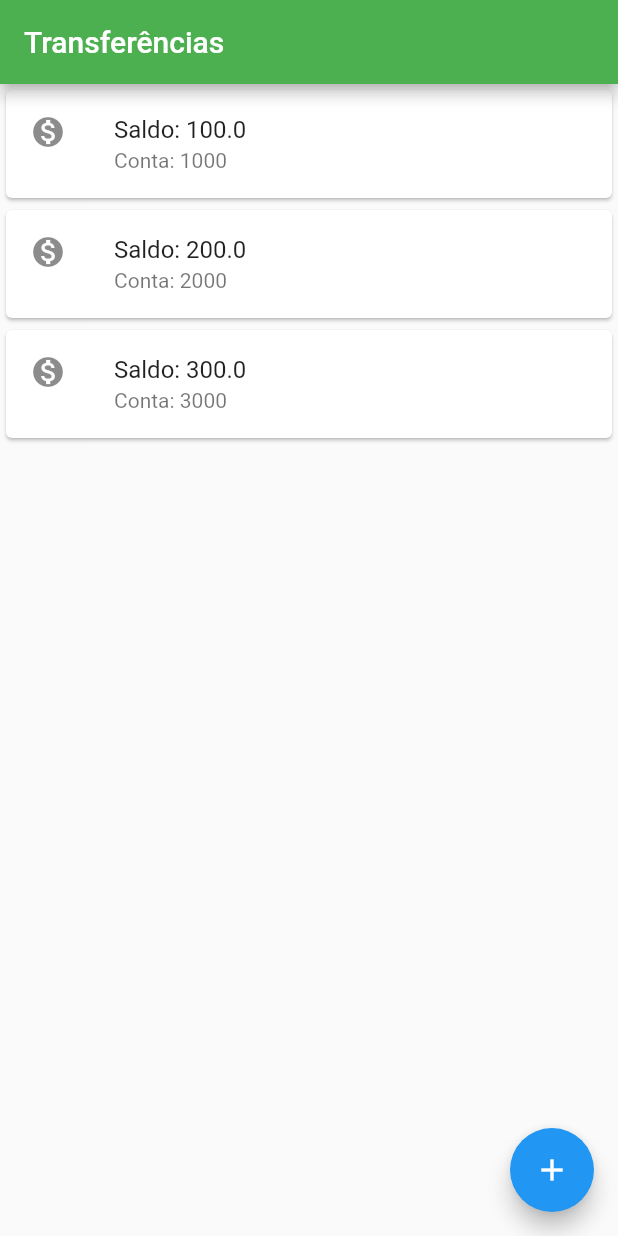
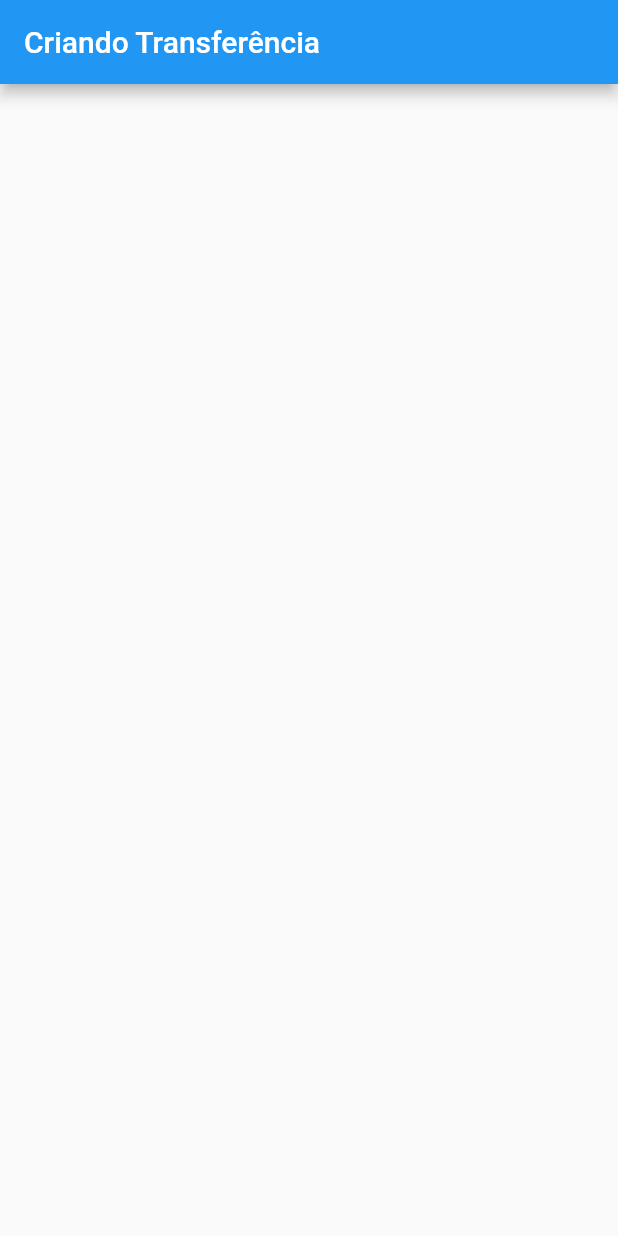
Before and after one commit to leoncral/iniciando-com-flutter, a Flutter app: the screen it shows after launch, on a phone screen of 412 x 824 dp. Run offline on Flutter 3.47's test engine with Material 2 defaults, Android fonts, the phone set to English and light mode, and no system bars.

Commit message:
Conhecendo o hot reload.

```diff
--- a/lib/ByteBankApp.dart
+++ b/lib/ByteBankApp.dart
@@ -0,0 +1,16 @@
+import 'package:flutter/cupertino.dart' show BuildContext, StatelessWidget, Widget;
+import 'package:flutter/material.dart';
+
+import 'FormularioTransferencia.dart';
+
+class ByteBankApp extends StatelessWidget {
+  @override
+  Widget build(BuildContext context) {
+    // TODO: implement build
+    return MaterialApp(
+      home: Scaffold(
+        body: FormularioTransferencia(),
+      ),
+    );
+  }
+}
--- a/lib/FormularioTransferencia.dart
+++ b/lib/FormularioTransferencia.dart
@@ -0,0 +1,14 @@
+import 'package:flutter/cupertino.dart';
+import 'package:flutter/material.dart';
+
+class FormularioTransferencia extends StatelessWidget {
+  @override
+  Widget build(BuildContext context) {
+    // TODO: implement build
+    return Scaffold(
+      appBar: AppBar(
+        title: Text('Criando Transferência'),
+      ),
+    );
+  }
+}
--- a/lib/ItemTransferencia.dart
+++ b/lib/ItemTransferencia.dart
@@ -1,4 +1,4 @@
-import 'package:bytebank/Tranferencia.dart';
+import 'package:bytebank/Tranferencia.dart' show Tranferencia;
 import 'package:flutter/cupertino.dart';
 import 'package:flutter/material.dart';
 
```
Also changed, not shown: lib/ListaTransferencia.dart (+12 -1 lines), lib/main.dart (+3 -13 lines), 8 other files.
